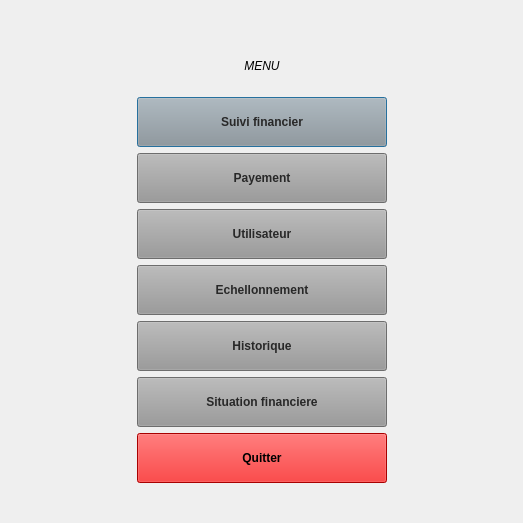
ToDesire/QT_Project, file myProject/menu.ui: the form before one commit.
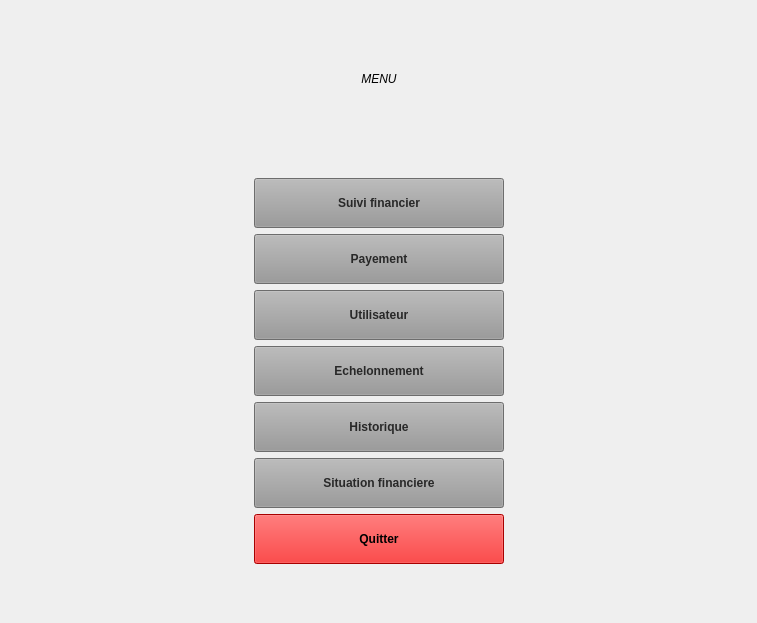
The form after the commit. Icons and pictures are not drawn.

Diff of the .ui file:
```diff
--- a/myProject/menu.ui
+++ b/myProject/menu.ui
@@ -6,8 +6,8 @@
    <rect>
     <x>0</x>
     <y>0</y>
-    <width>523</width>
-    <height>523</height>
+    <width>757</width>
+    <height>623</height>
    </rect>
   </property>
   <property name="windowTitle">
@@ -19,7 +19,164 @@
 }</string>
   </property>
   <layout class="QGridLayout" name="gridLayout">
-   <item row="0" column="1">
+   <item row="0" column="2">
+    <spacer name="verticalSpacer_4">
+     <property name="orientation">
+      <enum>Qt::Vertical</enum>
+     </property>
+     <property name="sizeHint" stdset="0">
+      <size>
+       <width>20</width>
+       <height>39</height>
+      </size>
+     </property>
+    </spacer>
+   </item>
+   <item row="1" column="2">
+    <widget class="QLabel" name="label">
+     <property name="minimumSize">
+      <size>
+       <width>0</width>
+       <height>40</height>
+      </size>
+     </property>
+     <property name="maximumSize">
+      <size>
+       <width>16777215</width>
+       <height>40</height>
+      </size>
+     </property>
+     <property name="styleSheet">
+      <string notr="true">QLabel{
+	font: 81 15pt &quot;Fira Sans Compressed ExtraBold&quot;;
+	font-style: italic;
+}</string>
+     </property>
+     <property name="text">
+      <string>MENU</string>
+     </property>
+     <property name="alignment">
+      <set>Qt::AlignCenter</set>
+     </property>
+    </widget>
+   </item>
+   <item row="2" column="0">
+    <spacer name="horizontalSpacer_5">
+     <property name="orientation">
+      <enum>Qt::Horizontal</enum>
+     </property>
+     <property name="sizeHint" stdset="0">
+      <size>
+       <width>154</width>
+       <height>20</height>
+      </size>
+     </property>
+    </spacer>
+   </item>
+   <item row="2" column="1" colspan="3">
+    <layout class="QHBoxLayout" name="horizontalLayout">
+     <item>
+      <widget class="QPushButton" name="pushButton_7">
+       <property name="cursor">
+        <cursorShape>PointingHandCursor</cursorShape>
+       </property>
+       <property name="styleSheet">
+        <string notr="true">QPushButton{
+	background-color: rgba(225,225,225,0);
+	image: url(:/img/img/sqldeveloper.png);
+	border:0px grey;
+}</string>
+       </property>
+       <property name="text">
+        <string/>
+       </property>
+      </widget>
+     </item>
+     <item>
+      <spacer name="horizontalSpacer_3">
+       <property name="orientation">
+        <enum>Qt::Horizontal</enum>
+       </property>
+       <property name="sizeType">
+        <enum>QSizePolicy::Fixed</enum>
+       </property>
+       <property name="sizeHint" stdset="0">
+        <size>
+         <width>150</width>
+         <height>20</height>
+        </size>
+       </property>
+      </spacer>
+     </item>
+     <item>
+      <widget class="QPushButton" name="parametre">
+       <property name="cursor">
+        <cursorShape>PointingHandCursor</cursorShape>
+       </property>
+       <property name="styleSheet">
+        <string notr="true">background-color: rgba(255, 255, 255, 0);
+border:transparent;
+image: url(:/img/img/gnome-control-center.png);</string>
+       </property>
+       <property name="text">
+        <string/>
+       </property>
+      </widget>
+     </item>
+     <item>
+      <spacer name="horizontalSpacer_4">
+       <property name="orientation">
+        <enum>Qt::Horizontal</enum>
+       </property>
+       <property name="sizeType">
+        <enum>QSizePolicy::Fixed</enum>
+       </property>
+       <property name="sizeHint" stdset="0">
+        <size>
+         <width>150</width>
+         <height>20</height>
+        </size>
+       </property>
+      </spacer>
+     </item>
+     <item>
+      <widget class="QPushButton" name="pushButton_6">
+       <property name="cursor">
+        <cursorShape>PointingHandCursor</cursorShape>
+       </property>
+       <property name="autoFillBackground">
+        <bool>false</bool>
+       </property>
+       <property name="styleSheet">
+        <string notr="true">QPushButton{
+	image: url(:/img/img/cs-user.png);
+	background-color: rgba(255,255,255,0);
+	border-color: rgba(255, 255, 255, 0);
+	border-bottom-color: rgba(255, 255, 255, 0);
+	border:0px grey;
+}</string>
+       </property>
+       <property name="text">
+        <string/>
+       </property>
+      </widget>
+     </item>
+    </layout>
+   </item>
+   <item row="2" column="4">
+    <spacer name="horizontalSpacer_6">
+     <property name="orientation">
+      <enum>Qt::Horizontal</enum>
+     </property>
+     <property name="sizeHint" stdset="0">
+      <size>
+       <width>154</width>
+       <height>20</height>
+      </size>
+     </property>
+    </spacer>
+   </item>
+   <item row="3" column="2">
     <spacer name="verticalSpacer">
      <property name="orientation">
       <enum>Qt::Vertical</enum>
@@ -27,12 +184,12 @@
      <property name="sizeHint" stdset="0">
       <size>
        <width>20</width>
-       <height>22</height>
+       <height>40</height>
       </size>
      </property>
     </spacer>
    </item>
-   <item row="1" column="0">
+   <item row="4" column="0" colspan="2">
     <spacer name="horizontalSpacer">
      <property name="orientation">
       <enum>Qt::Horizontal</enum>
@@ -45,36 +202,8 @@
      </property>
     </spacer>
    </item>
-   <item row="1" column="1">
+   <item row="4" column="2">
     <layout class="QVBoxLayout" name="verticalLayout">
-     <item>
-      <widget class="QLabel" name="label">
-       <property name="minimumSize">
-        <size>
-         <width>0</width>
-         <height>50</height>
-        </size>
-       </property>
-       <property name="maximumSize">
-        <size>
-         <width>16777215</width>
-         <height>50</height>
-        </size>
-       </property>
-       <property name="styleSheet">
-        <string notr="true">QLabel{
-	font: 81 15pt &quot;Fira Sans Compressed ExtraBold&quot;;
-	font-style: italic;
-}</string>
-       </property>
-       <property name="text">
-        <string>MENU</string>
-       </property>
-       <property name="alignment">
-        <set>Qt::AlignCenter</set>
-       </property>
-      </widget>
-     </item>
      <item>
       <widget class="QPushButton" name="pushButton">
        <property name="minimumSize">
@@ -208,7 +337,7 @@
 }</string>
        </property>
        <property name="text">
-        <string>Echellonnement</string>
+        <string>Echelonnement</string>
        </property>
       </widget>
      </item>
@@ -314,7 +443,7 @@
      </item>
     </layout>
    </item>
-   <item row="1" column="2">
+   <item row="4" column="3" colspan="2">
     <spacer name="horizontalSpacer_2">
      <property name="orientation">
       <enum>Qt::Horizontal</enum>
@@ -327,7 +456,7 @@
      </property>
     </spacer>
    </item>
-   <item row="2" column="1">
+   <item row="5" column="2">
     <spacer name="verticalSpacer_2">
      <property name="orientation">
       <enum>Qt::Vertical</enum>
```
Left out of the diff: 43 changed lines with no effect on the pictures.
